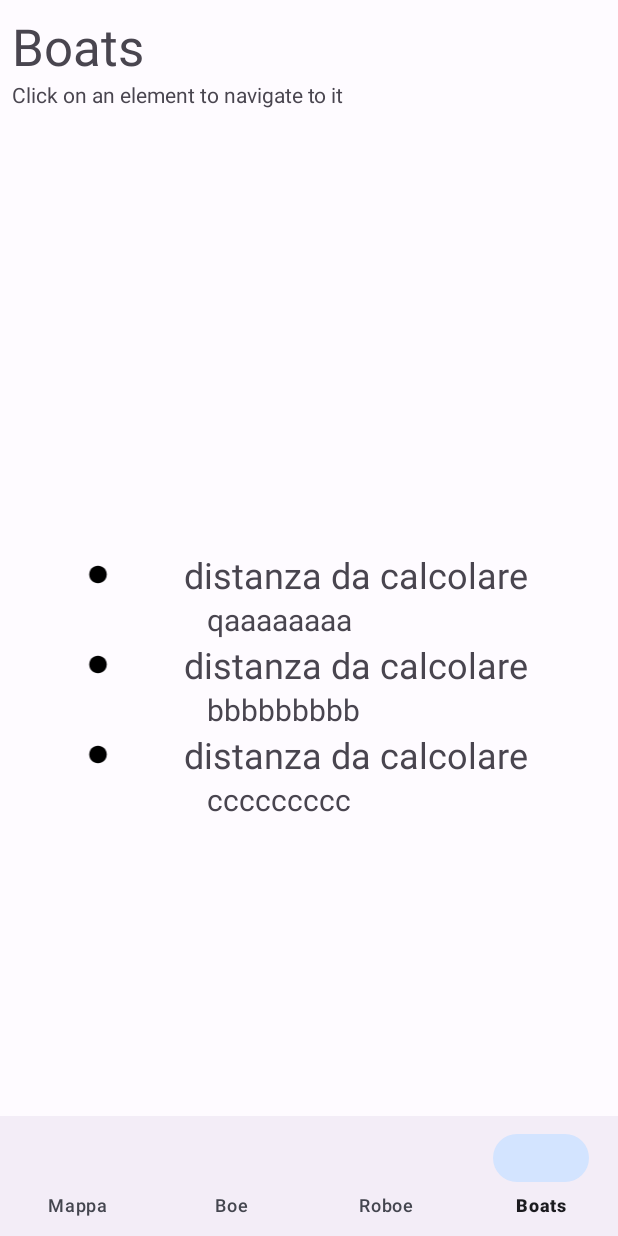
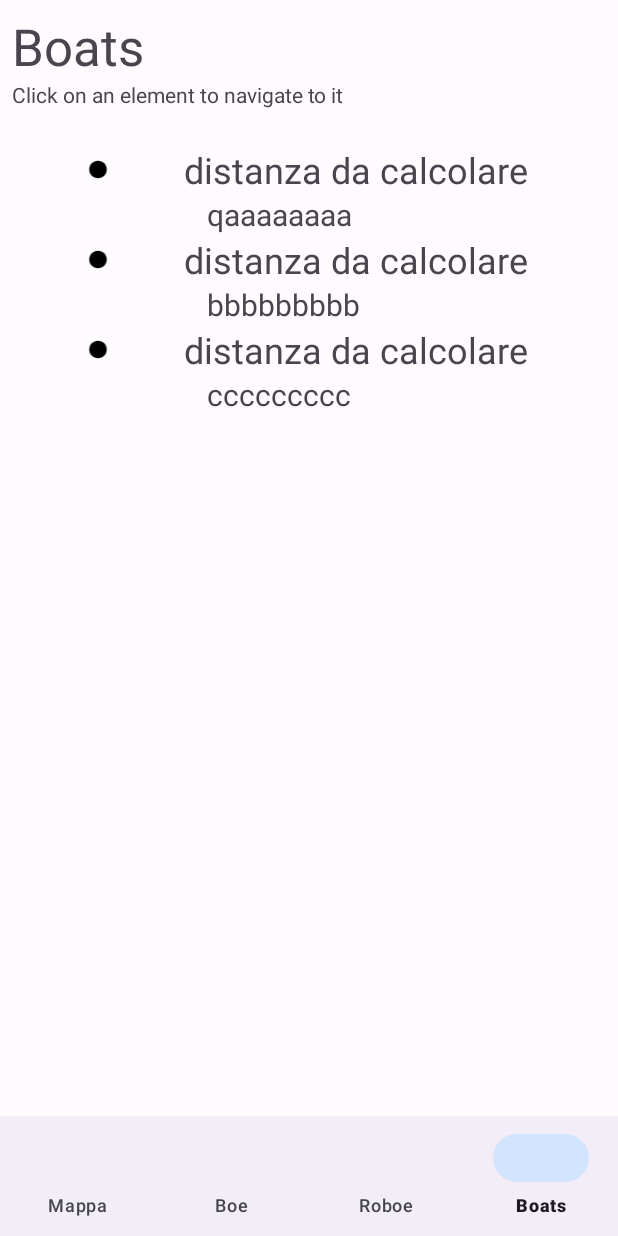
Before and after one commit to open-roboe/roboapp, an Android app: the BoatInfoFragment screen opened through its navigation route, on a phone screen of 412 x 824 dp. Run offline under Robolectric (Android 15) with nearby library versions, the phone set to English and light mode, and no system bars; our stand-ins replace Room's generated code, data binding, navigation-ui.

Commit message:
la schermata per le barche inizia ad avere un aspetto decente

```diff
--- a/app/src/main/res/layout/fragment_boat_info.xml
+++ b/app/src/main/res/layout/fragment_boat_info.xml
@@ -46,8 +46,6 @@
             android:layout_width="match_parent"
             android:layout_height="wrap_content"
             android:paddingTop="24dp"
-            app:layout_constraintBottom_toBottomOf="parent"
-            app:layout_constraintStart_toStartOf="parent"
             app:layout_constraintTop_toBottomOf="@+id/textView7">
 
             <androidx.recyclerview.widget.RecyclerView
```
